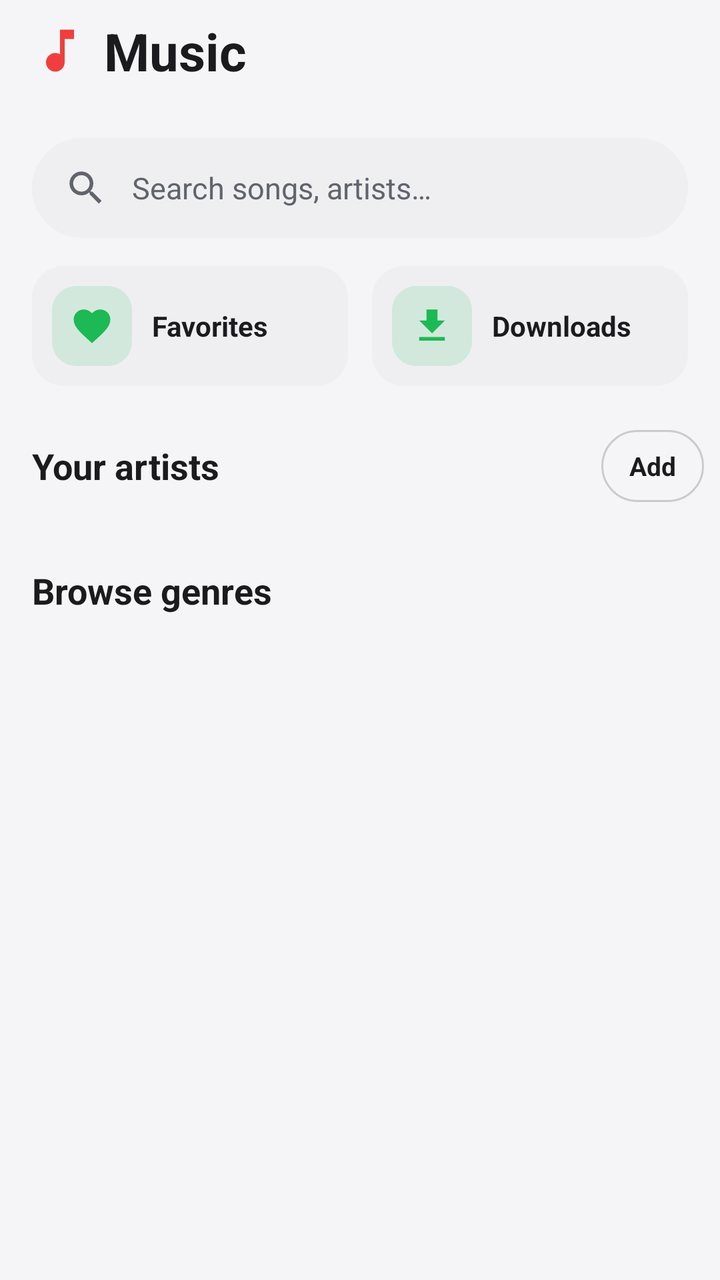
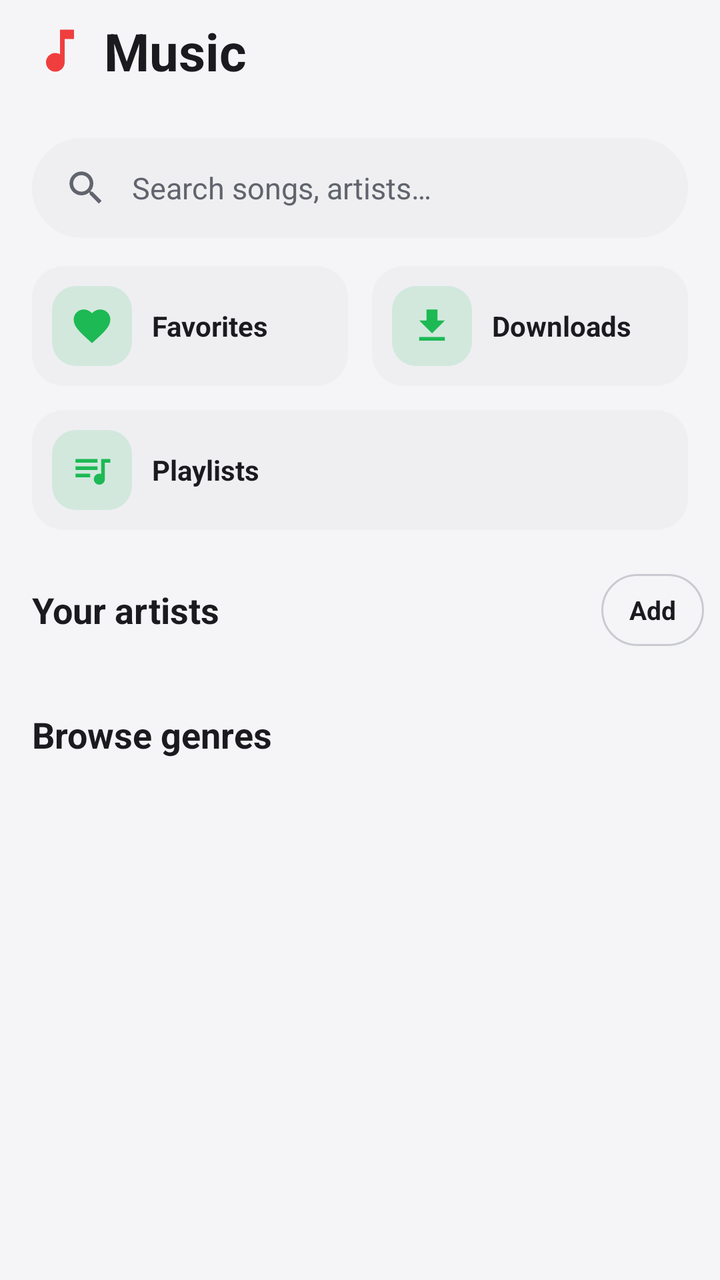

The first picture is an Android layout as it rendered before a commit; the second is the same layout after the commit. The layout source and the unified diff follow.
<!-- AndroidManifest.xml: application theme Theme.SparkTube -->
<!-- res/layout/fragment_music.xml -->
<?xml version="1.0" encoding="utf-8"?>
<androidx.core.widget.NestedScrollView xmlns:android="http://schemas.android.com/apk/res/android"
    xmlns:app="http://schemas.android.com/apk/res-auto"
    android:layout_width="match_parent"
    android:layout_height="match_parent"
    android:background="?attr/screenBg"
    android:clipToPadding="false"
    android:scrollbars="none">

    <LinearLayout
        android:layout_width="match_parent"
        android:layout_height="wrap_content"
        android:orientation="vertical"
        android:paddingBottom="110dp">

        <LinearLayout
            android:layout_width="match_parent"
            android:layout_height="wrap_content"
            android:gravity="center_vertical"
            android:orientation="horizontal"
            android:paddingStart="16dp"
            android:paddingTop="8dp"
            android:paddingEnd="16dp">

            <ImageView
                android:layout_width="28dp"
                android:layout_height="28dp"
                android:importantForAccessibility="no"
                android:src="@drawable/ic_music_note"
                app:tint="@color/spark_red" />

            <TextView
                android:id="@+id/greeting"
                android:layout_width="0dp"
                android:layout_height="wrap_content"
                android:layout_marginStart="8dp"
                android:layout_weight="1"
                android:text="@string/music_brand"
                android:textColor="@color/on_surface"
                android:textSize="26sp"
                android:textStyle="bold" />
        </LinearLayout>

        <HorizontalScrollView
            android:layout_width="match_parent"
            android:layout_height="wrap_content"
            android:layout_marginTop="12dp"
            android:clipToPadding="false"
            android:paddingStart="16dp"
            android:paddingEnd="16dp"
            android:scrollbars="none">

            <LinearLayout
                android:id="@+id/moodRow"
                android:layout_width="wrap_content"
                android:layout_height="wrap_content"
                android:orientation="horizontal" />
        </HorizontalScrollView>

        <LinearLayout
            android:id="@+id/searchButton"
            android:layout_width="match_parent"
            android:layout_height="50dp"
            android:layout_marginStart="16dp"
            android:layout_marginTop="14dp"
            android:layout_marginEnd="16dp"
            android:background="@drawable/bg_search_field"
            android:clickable="true"
            android:contentDescription="@string/search_music_hint"
            android:focusable="true"
            android:gravity="center_vertical"
            android:orientation="horizontal"
            android:paddingStart="16dp"
            android:paddingEnd="16dp">

            <ImageView
                android:layout_width="22dp"
                android:layout_height="22dp"
                android:importantForAccessibility="no"
                android:src="@drawable/ic_search"
                app:tint="@color/on_surface_variant" />

            <TextView
                android:layout_width="0dp"
                android:layout_height="wrap_content"
                android:layout_marginStart="12dp"
                android:layout_weight="1"
                android:text="@string/music_search_field"
                android:textColor="@color/on_surface_variant"
                android:textSize="15sp" />
        </LinearLayout>

        <LinearLayout
            android:layout_width="match_parent"
            android:layout_height="wrap_content"
            android:layout_marginStart="16dp"
            android:layout_marginTop="14dp"
            android:layout_marginEnd="16dp"
            android:orientation="horizontal">

            <LinearLayout
                android:id="@+id/favoritesButton"
                android:layout_width="0dp"
                android:layout_height="wrap_content"
                android:layout_weight="1"
                android:background="@drawable/bg_card_tile"
                android:clickable="true"
                android:focusable="true"
                android:gravity="center_vertical"
                android:orientation="horizontal"
                android:padding="10dp">

                <FrameLayout
                    android:layout_width="40dp"
                    android:layout_height="40dp"
                    android:background="@drawable/bg_tile_icon">

                    <ImageView
                        android:layout_width="22dp"
                        android:layout_height="22dp"
                        android:layout_gravity="center"
                        android:importantForAccessibility="no"
                        android:src="@drawable/ic_favorite"
                        app:tint="@color/music_green" />
                </FrameLayout>

                <TextView
                    android:layout_width="0dp"
                    android:layout_height="wrap_content"
                    android:layout_marginStart="10dp"
                    android:layout_weight="1"
                    android:ellipsize="end"
                    android:maxLines="1"
                    android:text="@string/music_favorites"
                    android:textColor="@color/on_surface"
                    android:textSize="14sp"
                    android:textStyle="bold" />
            </LinearLayout>

            <LinearLayout
                android:id="@+id/downloadsButton"
                android:layout_width="0dp"
                android:layout_height="wrap_content"
                android:layout_marginStart="12dp"
                android:layout_weight="1"
                android:background="@drawable/bg_card_tile"
                android:clickable="true"
                android:focusable="true"
                android:gravity="center_vertical"
                android:orientation="horizontal"
                android:padding="10dp">

                <FrameLayout
                    android:layout_width="40dp"
                    android:layout_height="40dp"
                    android:background="@drawable/bg_tile_icon">

                    <ImageView
                        android:layout_width="22dp"
                        android:layout_height="22dp"
                        android:layout_gravity="center"
                        android:importantForAccessibility="no"
                        android:src="@drawable/ic_download"
                        app:tint="@color/music_green" />
                </FrameLayout>

                <TextView
                    android:layout_width="0dp"
                    android:layout_height="wrap_content"
                    android:layout_marginStart="10dp"
                    android:layout_weight="1"
                    android:ellipsize="end"
                    android:maxLines="1"
                    android:text="@string/music_downloads"
                    android:textColor="@color/on_surface"
                    android:textSize="14sp"
                    android:textStyle="bold" />
            </LinearLayout>
        </LinearLayout>

        <LinearLayout
            android:id="@+id/errorView"
            android:layout_width="match_parent"
            android:layout_height="wrap_content"
            android:layout_marginTop="24dp"
            android:gravity="center"
            android:orientation="vertical"
            android:visibility="gone">

            <TextView
                android:id="@+id/errorText"
                android:layout_width="match_parent"
                android:layout_height="wrap_content"
                android:gravity="center"
                android:paddingStart="32dp"
                android:paddingEnd="32dp"
                android:textColor="@color/on_surface_variant" />
        </LinearLayout>

        <LinearLayout
            android:layout_width="match_parent"
            android:layout_height="wrap_content"
            android:layout_marginStart="16dp"
            android:layout_marginTop="22dp"
            android:layout_marginEnd="8dp"
            android:gravity="center_vertical"
            android:orientation="horizontal">

            <TextView
                android:layout_width="0dp"
                android:layout_height="wrap_content"
                android:layout_weight="1"
                android:text="@string/music_your_artists"
                android:textColor="@color/on_surface"
                android:textSize="18sp"
                android:textStyle="bold" />

            <TextView
                android:id="@+id/addArtistButton"
                android:layout_width="wrap_content"
                android:layout_height="36dp"
                android:background="@drawable/bg_play_all_outline"
                android:clickable="true"
                android:focusable="true"
                android:gravity="center"
                android:paddingStart="14dp"
                android:paddingEnd="14dp"
                android:text="@string/music_add_artist"
                android:textColor="@color/on_surface"
                android:textSize="13sp"
                android:textStyle="bold" />
        </LinearLayout>

        <HorizontalScrollView
            android:id="@+id/artistsScroller"
            android:layout_width="match_parent"
            android:layout_height="wrap_content"
            android:layout_marginTop="10dp"
            android:clipToPadding="false"
            android:paddingStart="16dp"
            android:paddingEnd="16dp"
            android:scrollbars="none">

            <LinearLayout
                android:id="@+id/artistsRow"
                android:layout_width="wrap_content"
                android:layout_height="wrap_content"
                android:orientation="horizontal" />
        </HorizontalScrollView>

        <TextView
            android:id="@+id/artistsEmpty"
            android:layout_width="match_parent"
            android:layout_height="wrap_content"
            android:paddingStart="20dp"
            android:paddingTop="8dp"
            android:paddingEnd="20dp"
            android:text="@string/empty_your_artists"
            android:textColor="@color/on_surface_variant"
            android:textSize="13sp"
            android:visibility="gone" />

        <LinearLayout
            android:id="@+id/quickPicksHeader"
            android:layout_width="match_parent"
            android:layout_height="wrap_content"
            android:layout_marginStart="16dp"
            android:layout_marginTop="22dp"
            android:layout_marginEnd="8dp"
            android:gravity="center_vertical"
            android:orientation="horizontal"
            android:visibility="gone">

            <TextView
                android:id="@+id/quickPicksTitle"
                android:layout_width="0dp"
                android:layout_height="wrap_content"
                android:layout_weight="1"
                android:text="@string/music_quick_picks"
                android:textColor="@color/on_surface"
                android:textSize="18sp"
                android:textStyle="bold" />

            <TextView
                android:id="@+id/playAllButton"
                android:layout_width="wrap_content"
                android:layout_height="36dp"
                android:background="@drawable/bg_play_all_outline"
                android:clickable="true"
                android:focusable="true"
                android:gravity="center"
                android:paddingStart="14dp"
                android:paddingEnd="14dp"
                android:text="@string/music_play_all"
                android:textColor="@color/on_surface"
                android:textSize="13sp"
                android:textStyle="bold" />
        </LinearLayout>

        <LinearLayout
            android:id="@+id/quickPicksList"
            android:layout_width="match_parent"
            android:layout_height="wrap_content"
            android:orientation="vertical" />

        <TextView
            android:id="@+id/mixesTitle"
            android:layout_width="match_parent"
            android:layout_height="wrap_content"
            android:layout_marginStart="16dp"
            android:layout_marginTop="22dp"
            android:layout_marginBottom="12dp"
            android:text="@string/music_get_started"
            android:textColor="@color/on_surface"
            android:textSize="18sp"
            android:textStyle="bold"
            android:visibility="gone" />

        <HorizontalScrollView
            android:id="@+id/mixesScroller"
            android:layout_width="match_parent"
            android:layout_height="wrap_content"
            android:clipToPadding="false"
            android:paddingStart="16dp"
            android:paddingEnd="16dp"
            android:scrollbars="none"
            android:visibility="gone">

            <LinearLayout
                android:id="@+id/mixesRow"
                android:layout_width="wrap_content"
                android:layout_height="wrap_content"
                android:orientation="horizontal" />
        </HorizontalScrollView>

        <TextView
            android:id="@+id/shelfTitle"
            android:layout_width="match_parent"
            android:layout_height="wrap_content"
            android:layout_marginStart="16dp"
            android:layout_marginTop="22dp"
            android:layout_marginBottom="12dp"
            android:text="@string/music_trending_shelf"
            android:textColor="@color/on_surface"
            android:textSize="18sp"
            android:textStyle="bold"
            android:visibility="gone" />

        <HorizontalScrollView
            android:id="@+id/shelfScroller"
            android:layout_width="match_parent"
            android:layout_height="wrap_content"
            android:paddingStart="16dp"
            android:paddingEnd="16dp"
            android:scrollbars="none"
            android:visibility="gone">

            <LinearLayout
                android:id="@+id/shelfRow"
                android:layout_width="wrap_content"
                android:layout_height="wrap_content"
                android:orientation="horizontal" />
        </HorizontalScrollView>

        <TextView
            android:layout_width="match_parent"
            android:layout_height="wrap_content"
            android:layout_marginStart="16dp"
            android:layout_marginTop="22dp"
            android:layout_marginBottom="10dp"
            android:text="@string/music_genres_section"
            android:textColor="@color/on_surface"
            android:textSize="18sp"
            android:textStyle="bold" />

        <GridLayout
            android:id="@+id/genreGrid"
            android:layout_width="match_parent"
            android:layout_height="wrap_content"
            android:layout_marginStart="16dp"
            android:layout_marginEnd="16dp"
            android:alignmentMode="alignMargins"
            android:columnCount="2"
            android:useDefaultMargins="false" />

        <TextView
            android:id="@+id/popularTitle"
            android:layout_width="match_parent"
            android:layout_height="wrap_content"
            android:layout_marginStart="16dp"
            android:layout_marginTop="22dp"
            android:layout_marginBottom="4dp"
            android:text="@string/music_popular_section"
            android:textColor="@color/on_surface"
            android:textSize="18sp"
            android:textStyle="bold"
            android:visibility="gone" />

        <LinearLayout
            android:id="@+id/popularList"
            android:layout_width="match_parent"
            android:layout_height="wrap_content"
            android:orientation="vertical"
            android:paddingStart="16dp"
            android:paddingEnd="16dp" />
    </LinearLayout>
</androidx.core.widget.NestedScrollView>
<!-- resources referenced by this layout -->
<resources>
  <color name="music_green">#1DB954</color>
  <color name="on_surface">#1B1B1F</color>
  <color name="on_surface_variant">#61646C</color>
  <color name="spark_red">#F03E3E</color>
  <!-- drawable bg_card_tile (drawable) -->
  <?xml version="1.0" encoding="utf-8"?>
  <ripple xmlns:android="http://schemas.android.com/apk/res/android"
      android:color="@color/action_pill_ripple">
      <item>
          <shape>
              <solid android:color="?attr/elevatedBg" />
              <corners android:radius="16dp" />
          </shape>
      </item>
  </ripple>
  <!-- drawable bg_search_field (drawable) -->
  <?xml version="1.0" encoding="utf-8"?>
  <ripple xmlns:android="http://schemas.android.com/apk/res/android"
      android:color="@color/action_pill_ripple">
      <item>
          <shape>
              <solid android:color="?attr/elevatedBg" />
              <corners android:radius="28dp" />
          </shape>
      </item>
  </ripple>
  <!-- drawable bg_tile_icon (drawable) -->
  <?xml version="1.0" encoding="utf-8"?>
  <shape xmlns:android="http://schemas.android.com/apk/res/android">
      <solid android:color="#221DB954" />
      <corners android:radius="12dp" />
  </shape>
  <!-- drawable ic_download (drawable) -->
  <vector xmlns:android="http://schemas.android.com/apk/res/android"
      android:width="24dp"
      android:height="24dp"
      android:viewportWidth="24"
      android:viewportHeight="24">
      <path
          android:fillColor="#FF000000"
          android:pathData="M19,9h-4V3H9v6H5l7,7 7,-7zM5,18v2h14v-2H5z" />
  </vector>
  <!-- drawable ic_music_note (drawable) -->
  <vector xmlns:android="http://schemas.android.com/apk/res/android"
      android:width="24dp"
      android:height="24dp"
      android:viewportWidth="24"
      android:viewportHeight="24"
      android:tint="?attr/colorControlNormal">
      <path
          android:fillColor="@android:color/white"
          android:pathData="M12,3v10.55c-0.59,-0.34 -1.27,-0.55 -2,-0.55 -2.21,0 -4,1.79 -4,4s1.79,4 4,4 4,-1.79 4,-4V7h4V3h-6z"/>
  </vector>
  <string name="empty_your_artists">Star artists while you listen. They show up here.</string>
  <string name="music_add_artist">Add</string>
  <string name="music_brand">Music</string>
  <string name="music_downloads">Downloads</string>
  <string name="music_favorites">Favorites</string>
  <string name="music_genres_section">Browse genres</string>
  <string name="music_get_started">Get started</string>
  <string name="music_play_all">Play all</string>
  <string name="music_popular_section">Popular right now</string>
  <string name="music_quick_picks">Quick picks</string>
  <string name="music_search_field">Search songs, artists…</string>
  <string name="music_trending_shelf">Trending now</string>
  <string name="music_your_artists">Your artists</string>
  <string name="search_music_hint">Search songs</string>
  <color name="action_pill_ripple">#1A000000</color>
  <color name="outline">#C9CBD1</color>
  <color name="white">#FFFFFFFF</color>
  <color name="bg">#F5F5F7</color>
  <color name="surface">#FFFFFF</color>
  <color name="surface_elevated">#EFEFF2</color>
  <color name="chip_selected_bg">#33F03E3E</color>
  <!-- unchanged entries left out for length: 4 -->
</resources>

<!-- the commit's change to res/layout/fragment_music.xml (unified diff, before → after) -->
@@ -179,6 +179,47 @@
         </LinearLayout>
 
         <LinearLayout
+            android:id="@+id/playlistsButton"
+            android:layout_width="match_parent"
+            android:layout_height="wrap_content"
+            android:layout_marginStart="16dp"
+            android:layout_marginTop="12dp"
+            android:layout_marginEnd="16dp"
+            android:background="@drawable/bg_card_tile"
+            android:clickable="true"
+            android:focusable="true"
+            android:gravity="center_vertical"
+            android:orientation="horizontal"
+            android:padding="10dp">
+
+            <FrameLayout
+                android:layout_width="40dp"
+                android:layout_height="40dp"
+                android:background="@drawable/bg_tile_icon">
+
+                <ImageView
+                    android:layout_width="22dp"
+                    android:layout_height="22dp"
+                    android:layout_gravity="center"
+                    android:importantForAccessibility="no"
+                    android:src="@drawable/ic_queue_music"
+                    app:tint="@color/music_green" />
+            </FrameLayout>
+
+            <TextView
+                android:layout_width="0dp"
+                android:layout_height="wrap_content"
+                android:layout_marginStart="10dp"
+                android:layout_weight="1"
+                android:ellipsize="end"
+                android:maxLines="1"
+                android:text="@string/music_playlists"
+                android:textColor="@color/on_surface"
+                android:textSize="14sp"
+                android:textStyle="bold" />
+        </LinearLayout>
+
+        <LinearLayout
             android:id="@+id/errorView"
             android:layout_width="match_parent"
             android:layout_height="wrap_content"
<!-- resource entries referenced after the edit -->
@@ -53,6 +53,16 @@
           android:fillColor="@android:color/white"
           android:pathData="M12,3v10.55c-0.59,-0.34 -1.27,-0.55 -2,-0.55 -2.21,0 -4,1.79 -4,4s1.79,4 4,4 4,-1.79 4,-4V7h4V3h-6z"/>
   </vector>
+  <!-- drawable ic_queue_music (drawable) -->
+  <vector xmlns:android="http://schemas.android.com/apk/res/android"
+      android:width="24dp"
+      android:height="24dp"
+      android:viewportWidth="24"
+      android:viewportHeight="24">
+      <path
+          android:fillColor="#FF000000"
+          android:pathData="M15,6H3v2h12V6zM15,10H3v2h12v-2zM3,16h8v-2H3v2zM17,6v8.18c-0.31,-0.11 -0.65,-0.18 -1,-0.18 -1.66,0 -3,1.34 -3,3s1.34,3 3,3 3,-1.34 3,-3V8h3V6h-5z" />
+  </vector>
   <string name="empty_your_artists">Star artists while you listen. They show up here.</string>
   <string name="music_add_artist">Add</string>
   <string name="music_brand">Music</string>
@@ -61,6 +71,7 @@
   <string name="music_genres_section">Browse genres</string>
   <string name="music_get_started">Get started</string>
   <string name="music_play_all">Play all</string>
+  <string name="music_playlists">Playlists</string>
   <string name="music_popular_section">Popular right now</string>
   <string name="music_quick_picks">Quick picks</string>
   <string name="music_search_field">Search songs, artists…</string>
